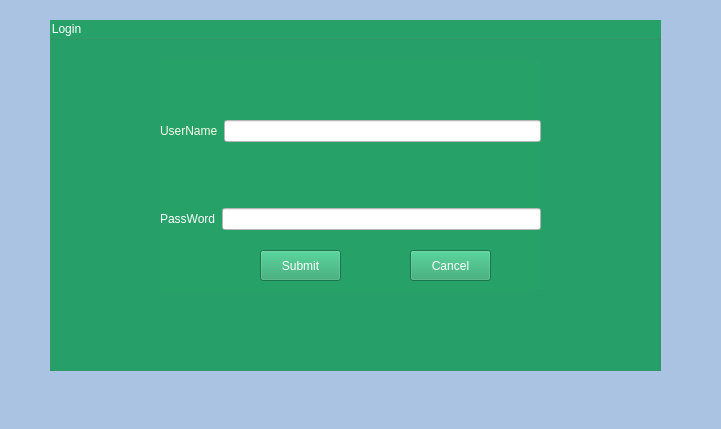
Before: the Qt Designer form mainwindowplantcare.ui in Rabsoninnora/RoseGardenPlantCareSystem, drawn with Qt 5.
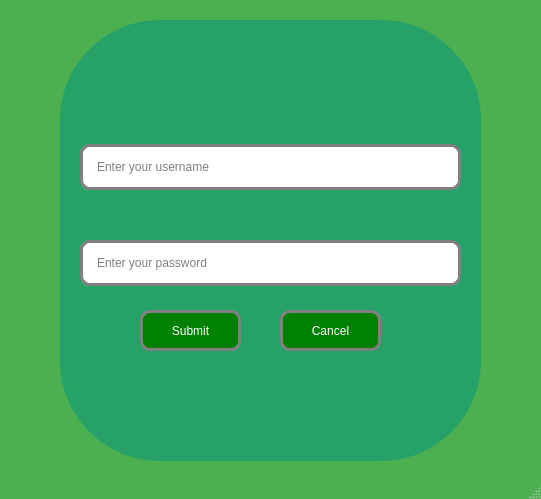
After: the same form once the commit is applied. Icons and pictures are not drawn.

```diff
--- a/mainwindowplantcare.ui
+++ b/mainwindowplantcare.ui
@@ -6,8 +6,8 @@
    <rect>
     <x>0</x>
     <y>0</y>
-    <width>721</width>
-    <height>429</height>
+    <width>541</width>
+    <height>499</height>
    </rect>
   </property>
   <property name="font">
@@ -23,32 +23,53 @@
    <enum>Qt::LeftToRight</enum>
   </property>
   <property name="styleSheet">
-   <string notr="true">background-color: rgb(171, 195, 226);</string>
+   <string notr="true">QMainWindow {
+
+background-color: #4CAF50;
+}</string>
   </property>
   <widget class="QWidget" name="centralwidget">
    <widget class="QGroupBox" name="loginBox">
     <property name="geometry">
      <rect>
-      <x>50</x>
+      <x>60</x>
       <y>20</y>
-      <width>611</width>
-      <height>351</height>
+      <width>421</width>
+      <height>441</height>
      </rect>
     </property>
     <property name="styleSheet">
-     <string notr="true">background-color: rgb(38, 162, 105);
-font: 700 12pt &quot;Ubuntu&quot;;
+     <string notr="true">
+ 
+QGroupBox {
+
+background-color: rgb(38, 162, 105);
+font: 700 12pt;
 color: rgb(255, 255, 255);
- </string>
+
+border-radius: 100px;
+background-image: url(:/images/beauty.png);
+ 
+
+}
+
+ QLineEdit {
+  border:3px solid gray;
+  
+  
+  background: rgb(255, 255, 255);
+  font: 700 12pt ;
+  color: rgb(0, 0, 0);;
+}</string>
     </property>
     <property name="title">
-     <string>Login</string>
+     <string/>
     </property>
     <widget class="QWidget" name="layoutWidget">
      <property name="geometry">
       <rect>
-       <x>110</x>
-       <y>40</y>
+       <x>20</x>
+       <y>80</y>
        <width>381</width>
        <height>231</height>
       </rect>
@@ -56,52 +77,49 @@
      <layout class="QVBoxLayout" name="verticalLayout">
       <item>
        <layout class="QHBoxLayout" name="horizontalLayout">
-        <item>
-         <widget class="QLabel" name="label">
-          <property name="styleSheet">
-           <string notr="true">font: 700 12pt &quot;Ubuntu&quot;;
-color: rgb(251, 251, 232);</string>
-          </property>
-          <property name="text">
-           <string>UserName</string>
-          </property>
-         </widget>
-        </item>
         <item>
          <widget class="QLineEdit" name="lineEdit_username">
           <property name="styleSheet">
-           <string notr="true">background-color: rgb(255, 255, 255);
-color: rgb(0, 0, 0);</string>
+           <string notr="true"> QLineEdit {
+  border:3px solid gray;
+  border-radius: 10px;
+  padding: 12px 12px;
+  background: rgb(255, 255, 255);
+  font: 700 12pt ;
+  color: rgb(0, 0, 0);;
+}</string>
           </property>
           <property name="echoMode">
            <enum>QLineEdit::Password</enum>
           </property>
+          <property name="placeholderText">
+           <string>Enter your username</string>
+          </property>
          </widget>
         </item>
        </layout>
       </item>
       <item>
        <layout class="QHBoxLayout" name="horizontalLayout_2">
-        <item>
-         <widget class="QLabel" name="label_2">
-          <property name="styleSheet">
-           <string notr="true">font: 700 12pt &quot;Ubuntu&quot;;
-color: rgb(255, 255, 255);</string>
-          </property>
-          <property name="text">
-           <string>PassWord</string>
-          </property>
-         </widget>
-        </item>
         <item>
          <widget class="QLineEdit" name="lineEdit_password">
           <property name="styleSheet">
-           <string notr="true">background-color: rgb(255, 255, 255);
-color: rgb(0, 0, 0);</string>
+           <string notr="true">
+ QLineEdit {
+  border:3px solid gray;
+  border-radius: 10px;
+  padding: 12px 12px;
+  background: rgb(255, 255, 255);
+  font: 700 12pt ;
+  color: rgb(0, 0, 0);;
+}</string>
           </property>
           <property name="echoMode">
            <enum>QLineEdit::Password</enum>
           </property>
+          <property name="placeholderText">
+           <string>Enter your password</string>
+          </property>
          </widget>
         </item>
        </layout>
@@ -111,15 +129,28 @@
     <widget class="QPushButton" name="pushButton_login">
      <property name="geometry">
       <rect>
-       <x>210</x>
-       <y>230</y>
-       <width>81</width>
-       <height>31</height>
+       <x>80</x>
+       <y>290</y>
+       <width>101</width>
+       <height>41</height>
       </rect>
      </property>
      <property name="styleSheet">
-      <string notr="true">font: 700 12pt &quot;Ubuntu&quot;;
-color: rgb(255, 255, 255);</string>
+      <string notr="true"> QPushButton[class=primary]:hover {
+    background-color: #0056b3;
+    border-color: #0056b3;
+}
+
+
+ QPushButton {
+  border:3px solid gray;
+  border-radius: 10px;
+  padding: 0 8px;
+  background: green;
+ font: 700 12pt ;
+ color: rgb(255, 255, 255);
+   
+}</string>
      </property>
      <property name="text">
       <string>Submit</string>
@@ -128,15 +159,22 @@
     <widget class="QPushButton" name="pushButton_login_3">
      <property name="geometry">
       <rect>
-       <x>360</x>
-       <y>230</y>
-       <width>81</width>
-       <height>31</height>
+       <x>220</x>
+       <y>290</y>
+       <width>101</width>
+       <height>41</height>
       </rect>
      </property>
      <property name="styleSheet">
-      <string notr="true">font: 700 12pt &quot;Ubuntu&quot;;
-color: rgb(255, 255, 255);</string>
+      <string notr="true"> QPushButton {
+  border:3px solid gray;
+  border-radius: 10px;
+  padding: 0 8px;
+  background: green;
+ font: 700 12pt ;
+ color: rgb(255, 255, 255);
+
+}</string>
      </property>
      <property name="text">
       <string>Cancel</string>
```
Left out of the diff: 2 changed lines with no effect on the pictures.
